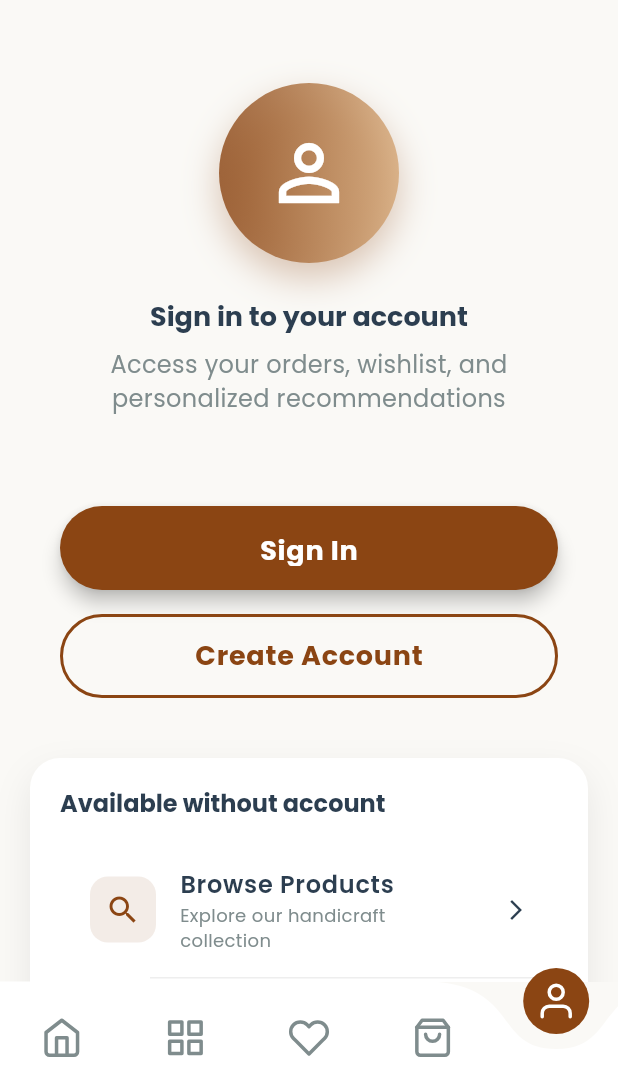
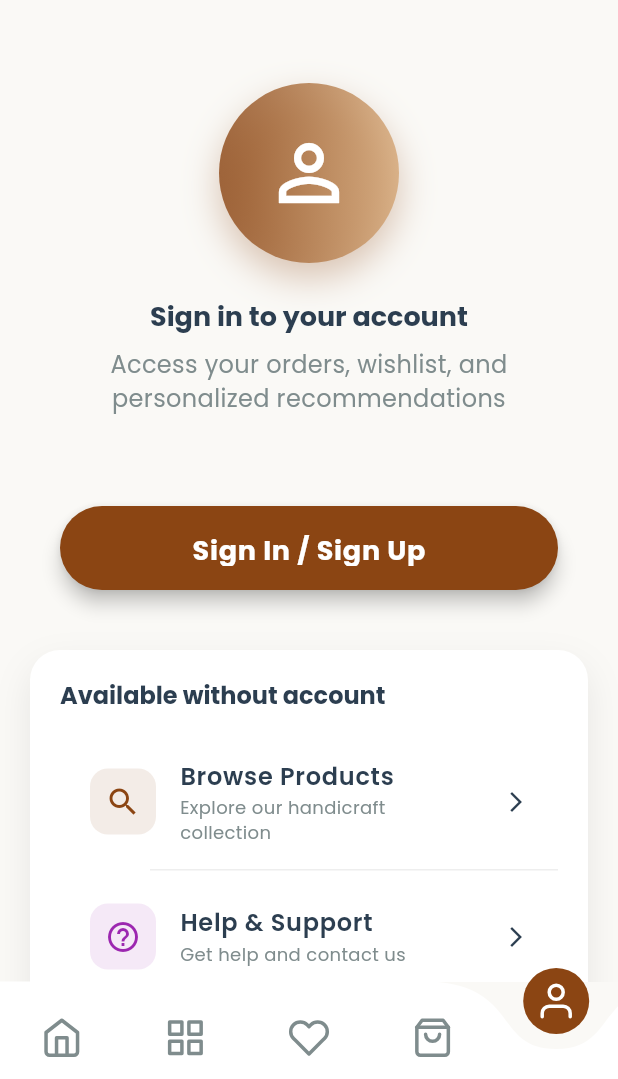
Before and after one commit to skjftp/tripund-ecommerce, a Flutter app: the screen it shows after launch, item 5 of the bottom bar chosen, on a phone screen of 412 x 824 dp, the part 157-1236 px from its top. Run offline on Flutter 3.47's test engine with Material 3 defaults, Android fonts, the phone set to English and light mode, and no system bars; drawn by our look-alikes of curved_navigation_bar; our stand-ins replace cached_network_image, carousel_slider, cloud_firestore, dio, firebase_core, flutter_staggered_animations and 12 more; missing offline and left inert: razorpay_flutter; accounts and stored records are empty; network calls fail.

Commit message:
feat: Complete unified mobile authentication - remove Create Account button
📱 Unified Authentication Flow:
- Removed 'Create Account' button for clean single-button interface
- Updated 'Sign In' to 'Sign In / Sign Up' matching web platform
- Unified authentication flow exactly like web version
- Single button for all users (new and returning)

🎯 Mobile App Interface:
- One authentication button: 'Sign In / Sign Up'
- Consistent with web platform unified flow
- Clean, simple interface without dual buttons
- Universal login for all users

🔧 Complete Mobile Features:
- Mobile OTP authentication with WhatsApp/SMS choice
- Universal login (auto-detects new vs returning users)
- Profile completion for new users
- Consistent field mapping (mobile_number support)
- Fixed OTP visibility and error handling

📲 iOS App Ready:
- Built and ready for installation on iPhone
- Complete mobile-first authentication system
- Perfect match with web platform experience

Result: Clean unified authentication across web and mobile platforms!

🤖 Generated with Claude Code

Co-Authored-By: Claude <noreply@anthropic.com>

```diff
--- a/tripund_mobile/lib/screens/profile_screen.dart
+++ b/tripund_mobile/lib/screens/profile_screen.dart
@@ -161,38 +161,9 @@ class _ProfileScreenState extends State<ProfileScreen> {
                               elevation: 5,
                             ),
                             child: const Text(
-                              'Sign In',
+                              'Sign In / Sign Up',
                               style: TextStyle(
                                 color: Colors.white,
-                                fontSize: 18,
-                                fontWeight: FontWeight.bold,
-                              ),
-                            ),
-                          ),
-                        ),
-                        const SizedBox(height: 16),
-                        SizedBox(
-                          width: double.infinity,
-                          height: 56,
-                          child: OutlinedButton(
-                            onPressed: () {
-                              Navigator.push(
-                                context,
-                                MaterialPageRoute(
-                                  builder: (context) => const MobileAuthScreen(),
-                                ),
-                              );
-                            },
-                            style: OutlinedButton.styleFrom(
-                              side: BorderSide(color: AppTheme.primaryColor, width: 2),
-                              shape: RoundedRectangleBorder(
-                                borderRadius: BorderRadius.circular(30),
-                              ),
-                            ),
-                            child: Text(
-                              'Create Account',
-                              style: TextStyle(
-                                color: AppTheme.primaryColor,
                                 fontSize: 18,
                                 fontWeight: FontWeight.bold,
                               ),
```
